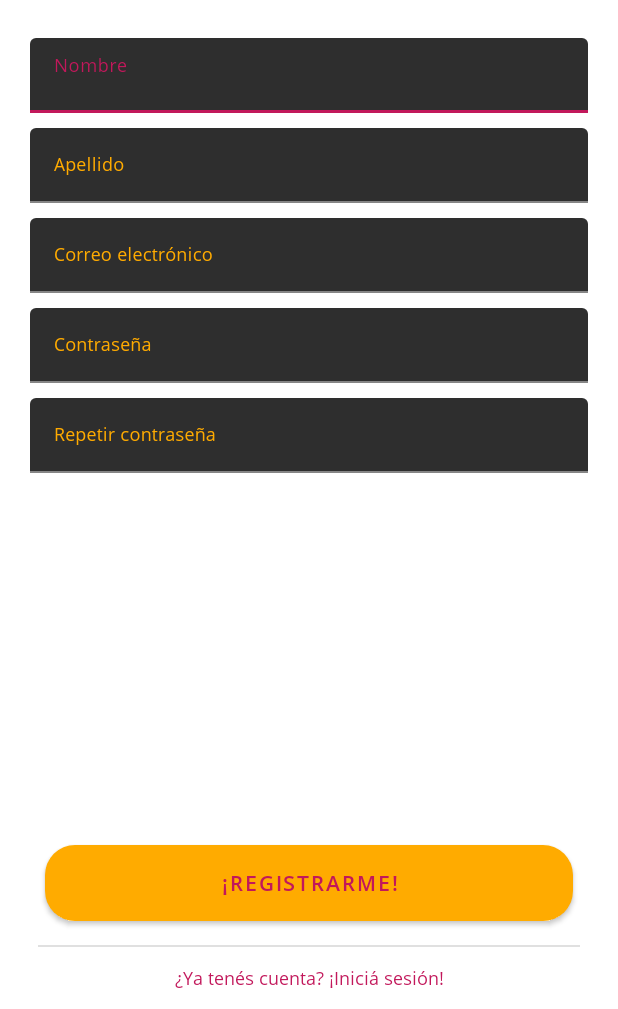
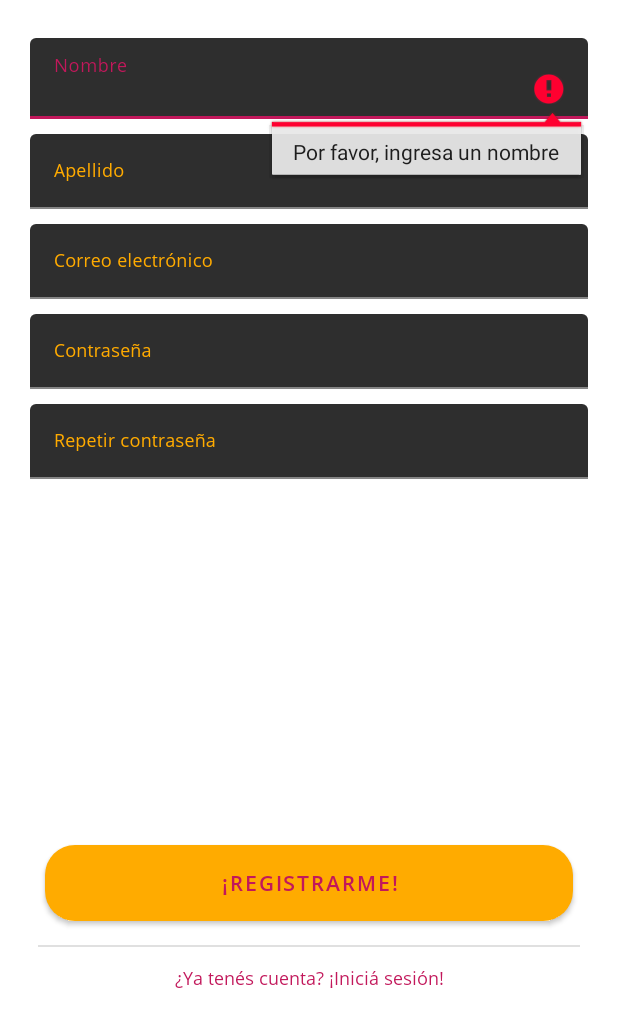
Before and after one commit to radamisil/ProyectoFinalAndroid, an Android app: the RegisterActivity screen opened directly, with no data from a screen before it, after a tap on "¡REGISTRARME!", on a phone screen of 412 x 824 dp, the part 227-1236 px from its top. Run offline under Robolectric (Android 15) with nearby library versions, the phone set to English and light mode, and no system bars; our stand-ins replace RxJava.

Commit message:
Added login and register validation

```diff
--- a/app/src/main/java/com/visight/adondevamos/data/remote/AppServices.kt
+++ b/app/src/main/java/com/visight/adondevamos/data/remote/AppServices.kt
@@ -22,7 +22,8 @@ import java.util.concurrent.TimeUnit
 
 class AppServices {
     var sRestAdapter: Retrofit? = null
-    var sAPI_URL = "http://40.84.190.225/api/"
+    //var sAPI_URL = "http://40.84.190.225/api/"
+    var sAPI_URL = "http://adondevamos.ddns.net/api/"
     var sApiClientInterface: ApiClientInterface? = null
 
     fun <S> createService(serviceClass: Class<S>): S {
--- a/app/src/main/java/com/visight/adondevamos/ui/start/register/RegisterActivity.kt
+++ b/app/src/main/java/com/visight/adondevamos/ui/start/register/RegisterActivity.kt
@@ -3,10 +3,12 @@ package com.visight.adondevamos.ui.start.register
 import android.content.Context
 import android.content.Intent
 import android.os.Bundle
+import android.util.Patterns
 import android.view.MenuItem
 import android.view.View
 import androidx.appcompat.app.AppCompatActivity
 import androidx.core.content.res.ResourcesCompat
+import com.google.android.material.textfield.TextInputEditText
 import com.google.android.material.textfield.TextInputLayout
 import com.visight.adondevamos.R
 import com.visight.adondevamos.data.entity.User
@@ -14,6 +16,7 @@ import com.visight.adondevamos.ui.base.BaseActivity
 import com.visight.adondevamos.ui.main.user.MainActivity
 import com.visight.adondevamos.ui.start.login.LoginActivity
 import com.visight.adondevamos.utils.AppConstants
+import com.visight.adondevamos.utils.DisplayMessage
 import kotlinx.android.synthetic.main.activity_register.*
 import kotlinx.android.synthetic.main.layout_toolbar.*
 
@@ -30,25 +33,75 @@ class RegisterActivity : BaseActivity(), RegisterActivityContract.View {
         applyTypeface(tilRePassword)
 
         btnRegister.setOnClickListener {
-            mPresenter!!.register(
+            if(validateFields(
+                    tieName,
+                    tieSurname,
+                    tieEmail,
+                    tiePassword)){
+                progressBar.visibility = View.VISIBLE
+                btnRegister.isEnabled = false
+                mPresenter!!.register(
                     tieName.editableText.toString(),
                     tieSurname.editableText.toString(),
                     tieEmail.editableText.toString(),
                     tiePassword.editableText.toString(),
-                    1)
-            /*val intent = Intent(this@RegisterActivity, MainActivity::class.java)
-            intent.flags = Intent.FLAG_ACTIVITY_CLEAR_TASK
-            intent.flags = Intent.FLAG_ACTIVITY_NEW_TASK
-
-            intent.putExtra(AppConstants.IS_LOGGED, true)
-            startActivity(intent)
-            finish()*/
+                    AppConstants.TYPE_USER)
+            }
         }
 
         tvLogin.setOnClickListener {
             val intent = Intent(this@RegisterActivity, LoginActivity::class.java)
             startActivity(intent)
         }
+    }
+
+    private fun validateFields(tieName: TextInputEditText?, tieSurname: TextInputEditText?,
+                               tieEmail: TextInputEditText?, tiePassword: TextInputEditText?): Boolean {
+
+        var isValid = true
+
+        if(!checkFields(tieName, AppConstants.FIELD_NAME) ||
+            !checkFields(tieSurname, AppConstants.FIELD_SURNAME) ||
+            !checkFields(tieEmail, AppConstants.FIELD_EMAIL) ||
+            !checkFields(tiePassword, AppConstants.FIELD_PASSWORD)){
+            isValid = false
+        }
+
+        return isValid
+    }
+
+    private fun checkFields(tie: TextInputEditText?, field: String): Boolean {
+        var errorMessage = ""
+        var isValid = true
+
+        if(tie!!.editableText.toString().isEmpty()){
+            when(field){
+                AppConstants.FIELD_NAME -> {
+                    errorMessage = getString(R.string.text_por_favor_ingresa_un_nombre)
+                    isValid = false
+                }
+                AppConstants.FIELD_SURNAME -> {
+                    errorMessage = getString(R.string.text_por_favor_ingresa_un_apellido)
+                    isValid = false
+                }
+                AppConstants.FIELD_EMAIL -> {
+                    errorMessage = getString(R.string.text_por_favor_ingresa_un_correo_electronico)
+                    isValid = false
+                }
+            }
+        }else if(field == AppConstants.FIELD_EMAIL){
+            if(!Patterns.EMAIL_ADDRESS.matcher(tie.editableText.toString()).matches()){
+                errorMessage = getString(R.string.text_por_favor_ingresa_un_correo_electronico_valido)
+                isValid = false
+            }
+        }else{
+            if(tie.editableText.toString() != tieRePassword.editableText.toString()){
+                errorMessage = getString(R.string.text_las_contrasenias_no_coinciden)
+                isValid = false
+            }
+        }
+        tie.error = errorMessage
+        return isValid
     }
 
     override fun onOptionsItemSelected(item: MenuItem?): Boolean {
@@ -68,11 +121,23 @@ class RegisterActivity : BaseActivity(), RegisterActivityContract.View {
     }
 
     override fun displayMessage(message: String) {
-        TODO("not implemented") //To change body of created functions use File | Settings | File Templates.
+        DisplayMessage().displayMessage(message, clMainContainer)
     }
 
     override fun onResponseRegister(user: User?, message: String?) {
-        TODO("not implemented") //To change body of created functions use File | Settings | File Templates.
+        progressBar.visibility = View.GONE
+        if(user != null){
+            val intent = Intent(this@RegisterActivity, MainActivity::class.java)
+            intent.flags = Intent.FLAG_ACTIVITY_CLEAR_TASK
+            intent.flags = Intent.FLAG_ACTIVITY_NEW_TASK
+
+            intent.putExtra(AppConstants.IS_LOGGED, true)
+            startActivity(intent)
+            finish()
+        }else{
+            displayMessage(message!!)
+            btnRegister.isEnabled = true
+        }
     }
 
     override fun startPresenter() {
--- a/app/src/main/java/com/visight/adondevamos/utils/DisplayMessage.kt
+++ b/app/src/main/java/com/visight/adondevamos/utils/DisplayMessage.kt
@@ -7,8 +7,6 @@ import com.google.android.material.snackbar.Snackbar
 
 
 open class DisplayMessage {
-    private var message: String? = null
-    private var container: View? = null
 
     open fun displayMessage(message: String, container: View) {
         val snackbar = Snackbar.make(container, message, Snackbar.LENGTH_SHORT)
--- a/app/src/main/res/layout/activity_register.xml
+++ b/app/src/main/res/layout/activity_register.xml
@@ -1,11 +1,13 @@
 <?xml version="1.0" encoding="utf-8"?>
-<androidx.constraintlayout.widget.ConstraintLayout xmlns:android="http://schemas.android.com/apk/res/android"
-                                                   xmlns:app="http://schemas.android.com/apk/res-auto"
-                                                   xmlns:tools="http://schemas.android.com/tools"
-                                                   android:orientation="vertical"
-                                                   android:layout_width="match_parent"
-                                                   android:layout_height="match_parent"
-                                                   android:background="@android:color/white">
+<androidx.constraintlayout.widget.ConstraintLayout
+        xmlns:android="http://schemas.android.com/apk/res/android"
+        xmlns:app="http://schemas.android.com/apk/res-auto"
+        xmlns:tools="http://schemas.android.com/tools"
+        android:orientation="vertical"
+        android:layout_width="match_parent"
+        android:layout_height="match_parent"
+        android:background="@android:color/white"
+        android:id="@+id/clMainContainer">
 
     <include
             android:id="@+id/layoutToolbar"
@@ -152,6 +154,15 @@
         </com.google.android.material.textfield.TextInputLayout>
     </LinearLayout>
 
+    <ProgressBar
+            android:layout_width="@dimen/dimen_progress_bar"
+            android:layout_height="@dimen/dimen_progress_bar"
+            android:id="@+id/progressBar"
+            app:layout_constraintBottom_toTopOf="@id/btnRegister"
+            app:layout_constraintLeft_toLeftOf="parent"
+            app:layout_constraintRight_toRightOf="parent"
+            android:visibility="gone"/>
+
     <com.google.android.material.button.MaterialButton
             android:id="@+id/btnRegister"
             android:layout_width="match_parent"
--- a/app/src/main/res/values/dimens.xml
+++ b/app/src/main/res/values/dimens.xml
@@ -1,4 +1,5 @@
 <?xml version="1.0" encoding="utf-8"?>
 <resources>
     <dimen name="progress_bar_value">40dp</dimen>
+    <dimen name="dimen_progress_bar">40dp</dimen>
 </resources>
--- a/app/src/main/res/values/strings.xml
+++ b/app/src/main/res/values/strings.xml
@@ -27,6 +27,16 @@
     <string name="text_buscar_lugar">Buscar lugar</string>
     <string name="text_editar">Editar</string>
     <string name="text_confirmar">Confirmar</string>
+    <string name="text_por_favor_ingresa_el_correo_electronico">Por favor, ingresa el correo electrónico</string>
+    <string name="text_por_favor_ingresa_la_contrasenia">Por favor, ingresa la contraseña</string>
+    <string name="text_iniciar_sesion">Iniciar sesión</string>
+    <string name="text_error_login">No se pudo iniciar sesión, por favor intente nuevamente</string>
+    <string name="text_por_favor_ingresa_un_nombre">Por favor, ingresa un nombre</string>
+    <string name="text_por_favor_ingresa_un_apellido">Por favor, ingresa un apellido</string>
+    <string name="text_por_favor_ingresa_un_correo_electronico">Por favor, ingresa un correo electrónico</string>
+    <string name="text_por_favor_ingresa_un_correo_electronico_valido">Por favor, ingresa un correo electrónico válido
+    </string>
+    <string name="text_las_contrasenias_no_coinciden">Las contraseñas no coinciden</string>
 
 
     <string-array name="placeTypes">
```
Also changed, not shown: app/src/main/java/com/visight/adondevamos/ui/start/login/LoginActivity.kt (+46 -3 lines), app/src/main/java/com/visight/adondevamos/ui/start/login/LoginActivityPresenter.kt (+19 -2 lines), app/src/main/java/com/visight/adondevamos/ui/start/register/RegisterActivityPresenter.kt (+18 -2 lines), app/src/main/java/com/visight/adondevamos/utils/AppConstants.kt (+8 -0 lines), app/src/main/res/layout/activity_login.xml (+18 -7 lines).
